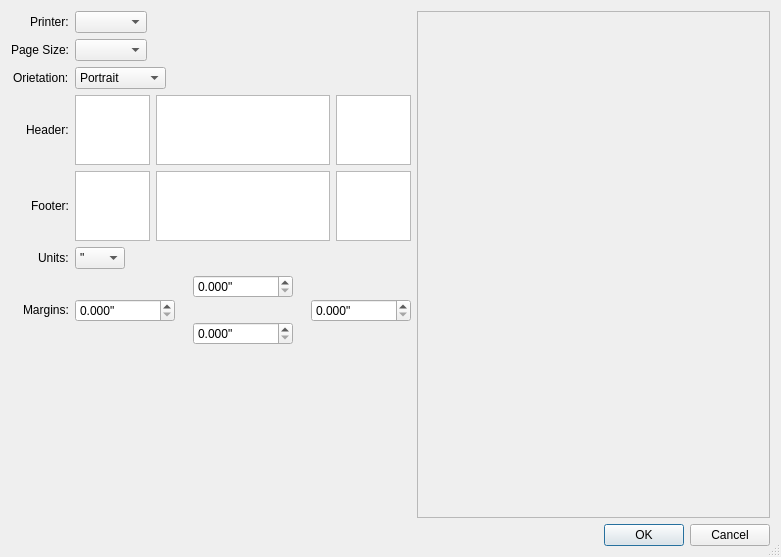
Before: the Qt Designer form PageSetupDialog.ui in ldraconus/TextSmith2, drawn with Qt 5.
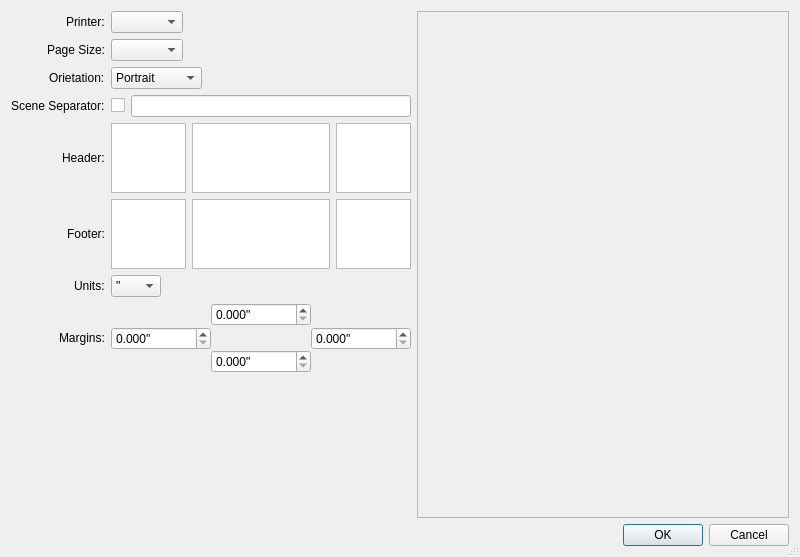
After: the same form once the commit is applied. Icons and pictures are not drawn.

Commit message:
Fixed to allow scene separators
Usefule for sopme submission guidelines. NOticed that text does not
honor paragraph left/center/right/justify. Also needs to support some
sort of marking of italics/bild/underline (via leading/traling chars).
This means it will have to process the file like most of the other

```diff
--- a/PageSetupDialog.ui
+++ b/PageSetupDialog.ui
@@ -9,7 +9,7 @@
    <rect>
     <x>0</x>
     <y>0</y>
-    <width>781</width>
+    <width>800</width>
     <height>557</height>
    </rect>
   </property>
@@ -173,6 +173,16 @@
               </property>
              </widget>
             </item>
+            <item row="1" column="0">
+             <widget class="QLabel" name="label_4">
+              <property name="text">
+               <string>Page Size:</string>
+              </property>
+             </widget>
+            </item>
+            <item row="1" column="1">
+             <widget class="QComboBox" name="pageSizeComboBox"/>
+            </item>
             <item row="2" column="0">
              <widget class="QLabel" name="label_9">
               <property name="text">
@@ -201,6 +211,47 @@
              </widget>
             </item>
             <item row="3" column="0">
+             <widget class="QLabel" name="label_5">
+              <property name="text">
+               <string>Scene Separator:</string>
+              </property>
+             </widget>
+            </item>
+            <item row="3" column="1">
+             <widget class="QFrame" name="frame_2">
+              <property name="frameShape">
+               <enum>QFrame::Shape::NoFrame</enum>
+              </property>
+              <property name="frameShadow">
+               <enum>QFrame::Shadow::Plain</enum>
+              </property>
+              <layout class="QHBoxLayout" name="horizontalLayout_7">
+               <property name="leftMargin">
+                <number>0</number>
+               </property>
+               <property name="topMargin">
+                <number>0</number>
+               </property>
+               <property name="rightMargin">
+                <number>0</number>
+               </property>
+               <property name="bottomMargin">
+                <number>0</number>
+               </property>
+               <item>
+                <widget class="QCheckBox" name="useSceneSeparatorCheckBox">
+                 <property name="text">
+                  <string/>
+                 </property>
+                </widget>
+               </item>
+               <item>
+                <widget class="QLineEdit" name="sceneSeparatorLineEdit"/>
+               </item>
+              </layout>
+             </widget>
+            </item>
+            <item row="5" column="0">
              <widget class="QLabel" name="label">
               <property name="sizePolicy">
                <sizepolicy hsizetype="Preferred" vsizetype="Minimum">
@@ -219,7 +270,7 @@
               </property>
              </widget>
             </item>
-            <item row="3" column="1">
+            <item row="5" column="1">
              <widget class="QFrame" name="headerFrame">
               <property name="sizePolicy">
                <sizepolicy hsizetype="Expanding" vsizetype="Expanding">
@@ -336,7 +387,7 @@
               </layout>
              </widget>
             </item>
-            <item row="4" column="0">
+            <item row="6" column="0">
              <widget class="QLabel" name="label_2">
               <property name="minimumSize">
                <size>
@@ -349,7 +400,7 @@
               </property>
              </widget>
             </item>
-            <item row="4" column="1">
+            <item row="6" column="1">
              <widget class="QFrame" name="footerFrame">
               <property name="sizePolicy">
                <sizepolicy hsizetype="Expanding" vsizetype="Expanding">
@@ -463,7 +514,43 @@
               </layout>
              </widget>
             </item>
-            <item row="6" column="0">
+            <item row="7" column="0">
+             <widget class="QLabel" name="label_3">
+              <property name="text">
+               <string>Units:</string>
+              </property>
+             </widget>
+            </item>
+            <item row="7" column="1">
+             <widget class="QComboBox" name="unitsComboBox">
+              <item>
+               <property name="text">
+                <string>&quot;</string>
+               </property>
+              </item>
+              <item>
+               <property name="text">
+                <string>pt</string>
+               </property>
+              </item>
+              <item>
+               <property name="text">
+                <string>mm</string>
+               </property>
+              </item>
+              <item>
+               <property name="text">
+                <string>cm</string>
+               </property>
+              </item>
+              <item>
+               <property name="text">
+                <string>px</string>
+               </property>
+              </item>
+             </widget>
+            </item>
+            <item row="8" column="0">
              <widget class="QLabel" name="label_7">
               <property name="minimumSize">
                <size>
@@ -476,7 +563,7 @@
               </property>
              </widget>
             </item>
-            <item row="6" column="1">
+            <item row="8" column="1">
              <widget class="QFrame" name="marginFrame">
               <property name="frameShape">
                <enum>QFrame::Shape::NoFrame</enum>
@@ -768,52 +855,6 @@
               </layout>
              </widget>
             </item>
-            <item row="5" column="0">
-             <widget class="QLabel" name="label_3">
-              <property name="text">
-               <string>Units:</string>
-              </property>
-             </widget>
-            </item>
-            <item row="5" column="1">
-             <widget class="QComboBox" name="unitsComboBox">
-              <item>
-               <property name="text">
-                <string>&quot;</string>
-               </property>
-              </item>
-              <item>
-               <property name="text">
-                <string>pt</string>
-               </property>
-              </item>
-              <item>
-               <property name="text">
-                <string>mm</string>
-               </property>
-              </item>
-              <item>
-               <property name="text">
-                <string>cm</string>
-               </property>
-              </item>
-              <item>
-               <property name="text">
-                <string>px</string>
-               </property>
-              </item>
-             </widget>
-            </item>
-            <item row="1" column="0">
-             <widget class="QLabel" name="label_4">
-              <property name="text">
-               <string>Page Size:</string>
-              </property>
-             </widget>
-            </item>
-            <item row="1" column="1">
-             <widget class="QComboBox" name="pageSizeComboBox"/>
-            </item>
            </layout>
           </widget>
          </item>
```
The commit also changes 7 other files.
